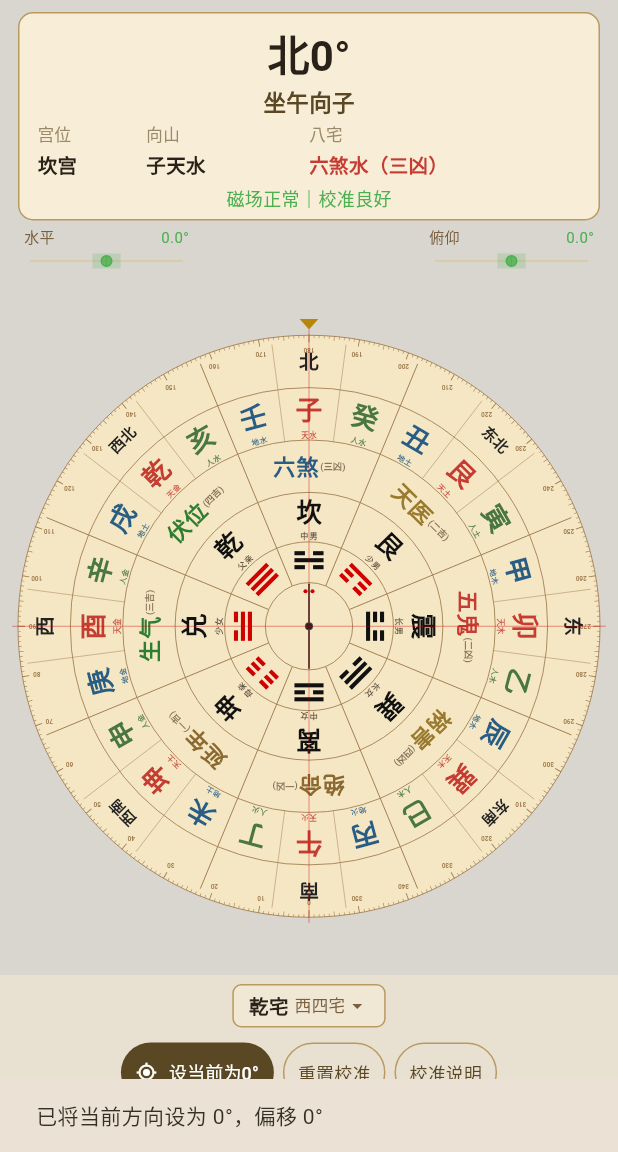
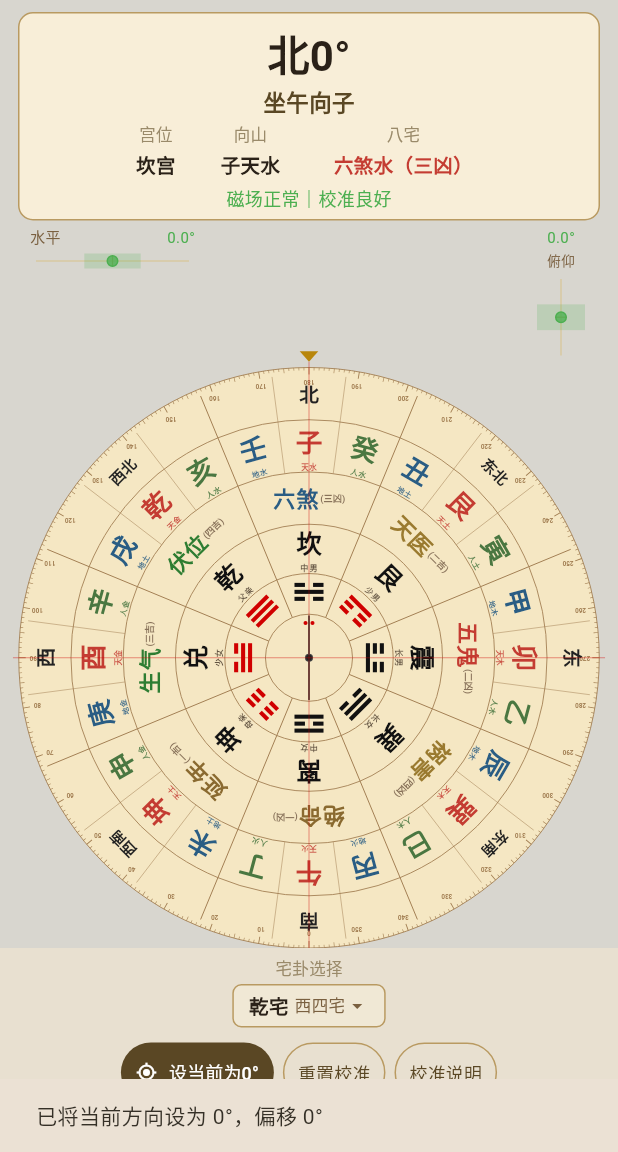
Before and after one commit to Heaifan/fengshii-luopan, a Flutter app: the screen it shows after launch, after a tap on "设当前为0°", on a phone screen of 412 x 824 dp, the part 84-1236 px from its top. Run offline on Flutter 3.47's test engine with Material 3 defaults, Android fonts, the phone set to English and light mode, and no system bars; our stand-ins replace flutter_compass, flutter_riverpod, sensors_plus, shared_preferences.

Commit message:
fix: v0.4.1.2 - center info card, fix bubble sensitivity, add house gua label
- Info card: center-aligned fixed-width table layout
- Bubble: maxAngle 5°, clean smooth stream, -- for no data
- House gua: "宅卦选择" label above picker
- TiltService: simplified, no aggressive filtering

```diff
--- a/lib/features/compass/bubble_indicator.dart
+++ b/lib/features/compass/bubble_indicator.dart
@@ -152,11 +152,13 @@ class _BubblePainter extends CustomPainter {
 class MiniBubbleIndicator extends StatelessWidget {
   final String label;
   final double angle;
+  final bool hasData;
 
   const MiniBubbleIndicator({
     super.key,
     required this.label,
     required this.angle,
+    this.hasData = true,
   });
 
   @override
@@ -176,7 +178,7 @@ class MiniBubbleIndicator extends StatelessWidget {
                   style: const TextStyle(
                       fontSize: 10, color: Color(0xFF7A6040))),
               Text(
-                '${angle.abs().toStringAsFixed(1)}°',
+                hasData ? '${angle.abs().toStringAsFixed(1)}°' : '--',
                 style: TextStyle(fontSize: 10, color: color),
               ),
             ],
@@ -184,7 +186,8 @@ class MiniBubbleIndicator extends StatelessWidget {
           const SizedBox(height: 2),
           CustomPaint(
             size: const Size(110, 14),
-            painter: _MiniBubblePainter(angle: angle, color: color),
+            painter: _MiniBubblePainter(
+                angle: angle, color: color, hasData: hasData),
           ),
         ],
       ),
@@ -195,15 +198,17 @@ class MiniBubbleIndicator extends StatelessWidget {
 class _MiniBubblePainter extends CustomPainter {
   final double angle;
   final Color color;
+  final bool hasData;
 
-  _MiniBubblePainter({required this.angle, required this.color});
+  _MiniBubblePainter(
+      {required this.angle, required this.color, required this.hasData});
 
   @override
   void paint(Canvas canvas, Size size) {
     final h = size.height;
     final w = size.width;
     final cy = h / 2;
-    const maxAngle = 10.0;
+    const maxAngle = 5.0;
 
     // Track
     canvas.drawLine(
@@ -222,6 +227,8 @@ class _MiniBubblePainter extends CustomPainter {
         ..color = const Color(0xFFB99A61)
         ..strokeWidth = 0.8,
     );
+
+    if (!hasData) return;
 
     // Safe zone
     final safeW = (2.0 / maxAngle) * (w / 2 - 8);
@@ -248,6 +255,124 @@ class _MiniBubblePainter extends CustomPainter {
 
   @override
   bool shouldRepaint(covariant _MiniBubblePainter oldDelegate) {
-    return oldDelegate.angle != angle || oldDelegate.color != color;
+    return oldDelegate.angle != angle ||
+        oldDelegate.color != color ||
+        oldDelegate.hasData != hasData;
   }
 }
+
+// ==========================================
+// Vertical mini bubble for right shoulder
+// ==========================================
+
+class VerticalMiniBubble extends StatelessWidget {
+  final String label;
+  final double angle;
+  final bool hasData;
+
+  const VerticalMiniBubble({
+    super.key,
+    required this.label,
+    required this.angle,
+    this.hasData = true,
+  });
+
+  @override
+  Widget build(BuildContext context) {
+    final status = tiltStatus(angle);
+    final color = tiltColor(status);
+
+    return SizedBox(
+      width: 36,
+      height: 90,
+      child: Column(
+        mainAxisSize: MainAxisSize.min,
+        children: [
+          Text(
+            hasData ? '${angle.abs().toStringAsFixed(1)}°' : '--',
+            style: TextStyle(fontSize: 10, color: color),
+          ),
+          const SizedBox(height: 2),
+          Text(label,
+              style: const TextStyle(
+                  fontSize: 9, color: Color(0xFF7A6040))),
+          const SizedBox(height: 2),
+          Expanded(
+            child: CustomPaint(
+              size: const Size(36, double.infinity),
+              painter: _VerticalBubblePainter(
+                  angle: angle, color: color, hasData: hasData),
+            ),
+          ),
+        ],
+      ),
+    );
+  }
+}
+
+class _VerticalBubblePainter extends CustomPainter {
+  final double angle;
+  final Color color;
+  final bool hasData;
+
+  _VerticalBubblePainter(
+      {required this.angle, required this.color, required this.hasData});
+
+  @override
+  void paint(Canvas canvas, Size size) {
+    final w = size.width;
+    final h = size.height;
+    final cx = w / 2;
+    const maxAngle = 5.0;
+
+    // Track
+    canvas.drawLine(
+      Offset(cx, 4),
+      Offset(cx, h - 4),
+      Paint()
+        ..color = const Color(0xFFD8C8A0)
+        ..strokeWidth = 1,
+    );
+
+    // Center mark
+    canvas.drawLine(
+      Offset(cx - 4, h / 2),
+      Offset(cx + 4, h / 2),
+      Paint()
+        ..color = const Color(0xFFB99A61)
+        ..strokeWidth = 0.8,
+    );
+
+    if (!hasData) return;
+
+    // Safe zone
+    final safeH = (2.0 / maxAngle) * (h / 2 - 8);
+    canvas.drawRect(
+      Rect.fromCenter(
+          center: Offset(cx, h / 2), width: w - 4, height: safeH * 2),
+      Paint()..color = const Color(0x334CAF50),
+    );
+
+    // Bubble: vertical displacement (negative angle = up, positive = down)
+    final clamped = angle.clamp(-maxAngle, maxAngle);
+    final ratio = -clamped / maxAngle; // negate: positive angle → bubble down
+    final by = h / 2 + ratio * (h / 2 - 8);
+
+    canvas.drawCircle(
+        Offset(cx, by), 3.5, Paint()..color = color.withAlpha(200));
+    canvas.drawCircle(
+        Offset(cx, by),
+        3.5,
+        Paint()
+          ..color = color
+          ..style = PaintingStyle.stroke
+          ..strokeWidth = 1);
+  }
+
+  @override
+  bool shouldRepaint(covariant _VerticalBubblePainter oldDelegate) {
+    return oldDelegate.angle != angle ||
+        oldDelegate.color != color ||
+        oldDelegate.hasData != hasData;
+  }
+}
--- a/lib/features/compass/compass_page.dart
+++ b/lib/features/compass/compass_page.dart
@@ -364,26 +364,38 @@ class _CompassPageState extends State<CompassPage> {
                 color: Color(0xFF5A4724)),
           ),
           const SizedBox(height: 4),
-          // Row 3: table header
-          Row(
+          // Row 3: table header (centered, fixed width)
+          Center(
+            child: Row(
+              mainAxisSize: MainAxisSize.min,
               children: const [
-              _TableHeader('宫位', flex: 2),
-              _TableHeader('向山', flex: 3),
-              _TableHeader('八宅', flex: 5),
+                SizedBox(width: 52, child: _TableHeader('宫位')),
+                SizedBox(width: 74, child: _TableHeader('向山')),
+                SizedBox(width: 130, child: _TableHeader('八宅')),
               ],
             ),
+          ),
           const SizedBox(height: 2),
-          // Row 4: table values
-          Row(
+          // Row 4: table values (centered, fixed width)
+          Center(
+            child: Row(
+              mainAxisSize: MainAxisSize.min,
               children: [
-              _TableCell('${reading.facingGua}宫', flex: 2),
-              _TableCell(reading.fullSanyuanText, flex: 3,
-                  color: const Color(0xFF2A2118)),
-              _TableCell(bazhaiText, flex: 5,
+                SizedBox(
+                    width: 52,
+                    child: _TableCell('${reading.facingGua}宫')),
+                SizedBox(
+                    width: 74,
+                    child: _TableCell(reading.fullSanyuanText,
+                        color: const Color(0xFF2A2118))),
+                SizedBox(
+                    width: 130,
+                    child: _TableCell(bazhaiText,
                         color: reading.isAuspicious
                             ? const Color(0xFF2E7D32)
-                      : const Color(0xFFC43C32)),
+                            : const Color(0xFFC43C32))),
               ],
+            ),
           ),
           const SizedBox(height: 4),
           // Row 5: status
@@ -413,12 +425,15 @@ class _CompassPageState extends State<CompassPage> {
 
   Widget _buildShoulderBubbles() {
     return Padding(
-      padding: const EdgeInsets.symmetric(horizontal: 16, vertical: 4),
+      padding: const EdgeInsets.symmetric(horizontal: 20, vertical: 4),
       child: Row(
         mainAxisAlignment: MainAxisAlignment.spaceBetween,
+        crossAxisAlignment: CrossAxisAlignment.start,
         children: [
+          // Left: horizontal level indicator
           MiniBubbleIndicator(label: '水平', angle: _tiltH),
-          MiniBubbleIndicator(label: '俯仰', angle: _tiltV),
+          // Right: vertical tilt indicator
+          VerticalMiniBubble(label: '俯仰', angle: _tiltV),
         ],
       ),
     );
@@ -434,7 +449,9 @@ class _CompassPageState extends State<CompassPage> {
       child: Column(
         mainAxisSize: MainAxisSize.min,
         children: [
-          // House gua + calibration bar
+          const Text('宅卦选择',
+              style: TextStyle(fontSize: 11, color: Color(0xFF9A8A6A))),
+          const SizedBox(height: 2),
           Row(
             mainAxisAlignment: MainAxisAlignment.center,
             children: [
@@ -527,34 +544,28 @@ class _CompassPageState extends State<CompassPage> {
 
 class _TableHeader extends StatelessWidget {
   final String text;
-  final int flex;
-  const _TableHeader(this.text, {required this.flex});
+  const _TableHeader(this.text);
 
   @override
   Widget build(BuildContext context) {
-    return Expanded(
-      flex: flex,
-      child: Text(text,
-          style: const TextStyle(fontSize: 11, color: Color(0xFF9A8A6A))),
-    );
+    return Text(text,
+        textAlign: TextAlign.center,
+        style: const TextStyle(fontSize: 11, color: Color(0xFF9A8A6A)));
   }
 }
 
 class _TableCell extends StatelessWidget {
   final String text;
-  final int flex;
   final Color? color;
-  const _TableCell(this.text, {required this.flex, this.color});
+  const _TableCell(this.text, {this.color});
 
   @override
   Widget build(BuildContext context) {
-    return Expanded(
-      flex: flex,
-      child: Text(text,
+    return Text(text,
+        textAlign: TextAlign.center,
         style: TextStyle(
             fontSize: 13,
             fontWeight: FontWeight.w600,
-              color: color ?? const Color(0xFF2A2118))),
-    );
+            color: color ?? const Color(0xFF2A2118)));
   }
 }
--- a/lib/features/compass/tilt_service.dart
+++ b/lib/features/compass/tilt_service.dart
@@ -13,24 +13,16 @@ class TiltData {
 }
 
 class TiltService {
-  static const double _smoothFactor = 0.15;
-  static const double _deadZone = 0.2;
-  static const Duration _throttle = Duration(milliseconds: 100);
+  static const double _smoothFactor = 0.12;
 
   Stream<TiltData> get tiltStream {
     double? prevH;
     double? prevV;
-    DateTime? lastEmit;
 
     return accelerometerEventStream().map((event) {
-      final x = event.x;
-      final y = event.y;
-      final z = event.z;
+      final rawH = math.atan2(event.x, event.z) * 180 / math.pi;
+      final rawV = math.atan2(event.y, event.z) * 180 / math.pi;
 
-      final rawH = math.atan2(x, z) * 180 / math.pi;
-      final rawV = math.atan2(y, z) * 180 / math.pi;
-
-      // Low-pass filter
       if (prevH == null) {
         prevH = rawH;
         prevV = rawV;
@@ -40,21 +32,6 @@ class TiltService {
       }
 
       return TiltData(horizontalAngle: prevH!, verticalAngle: prevV!);
-    }).where((data) {
-      // Dead zone: skip small changes
-      if (prevH == null || prevV == null) return true;
-      final dh = (data.horizontalAngle - prevH!).abs();
-      final dv = (data.verticalAngle - prevV!).abs();
-      if (dh < _deadZone && dv < _deadZone) return false;
-      // Throttle
-      final now = DateTime.now();
-      if (lastEmit != null && now.difference(lastEmit!) < _throttle) {
-        return false;
-      }
-      lastEmit = now;
-      prevH = data.horizontalAngle;
-      prevV = data.verticalAngle;
-      return true;
     });
   }
 }
```
Lines whose indentation alone changed are shown as unchanged.
